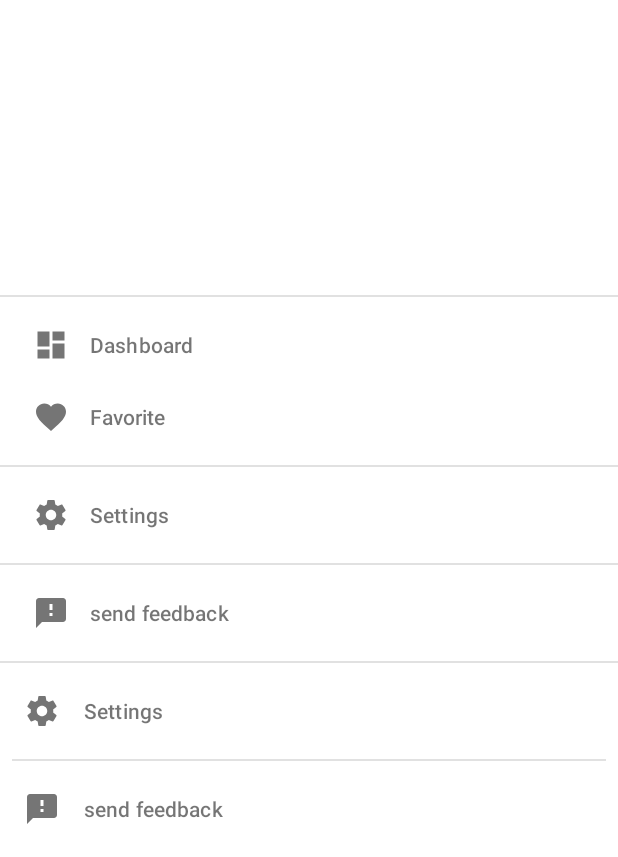
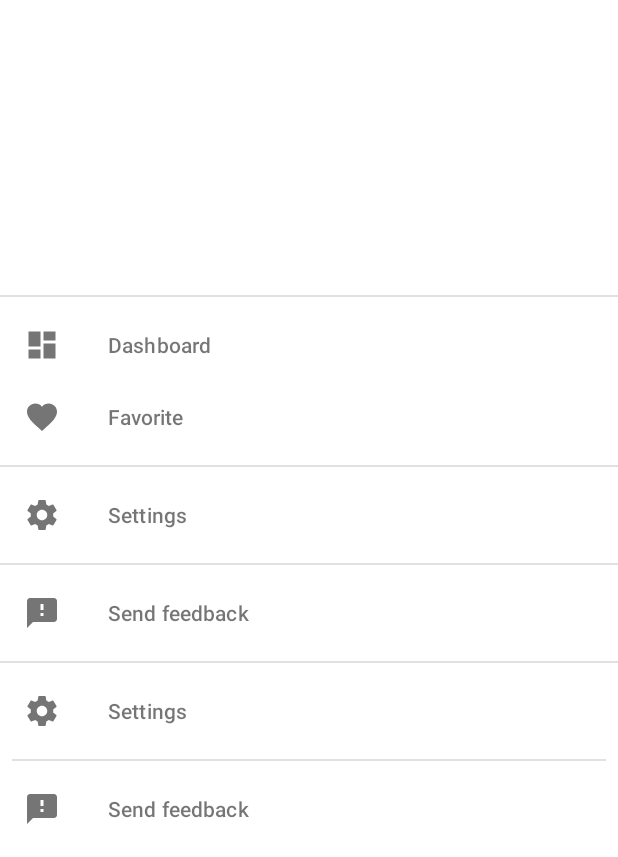
Before and after one commit to pstanisl/appbar-sample, an Android app: the layout fragment_navigation.xml on its own in the app's theme, with its tools: preview values and no code run, on a phone screen of 412 x 824 dp, the part 379-1236 px from its top. Run offline under Robolectric (Android 15) with nearby library versions, the phone set to English and light mode, and no system bars.

Commit message:
updated colors and padding of navigation item

```diff
--- a/app/src/main/res/drawable-v21/navigation_item_background_pressed.xml
+++ b/app/src/main/res/drawable-v21/navigation_item_background_pressed.xml
@@ -1,4 +1,4 @@
 <?xml version="1.0" encoding="utf-8"?>
-<ripple xmlns:android="http://schemas.android.com/apk/res/android" android:color="@color/primary_selected">
+<ripple xmlns:android="http://schemas.android.com/apk/res/android" android:color="@color/background_primary">
     <item android:id="@android:id/mask" android:drawable="@drawable/navigation_item_background_selected" />
 </ripple>
--- a/app/src/main/res/drawable/navigation_item_background_selected.xml
+++ b/app/src/main/res/drawable/navigation_item_background_selected.xml
@@ -2,7 +2,7 @@
 <layer-list xmlns:android="http://schemas.android.com/apk/res/android">
     <item android:left="@dimen/keyline_1" android:right="@dimen/keyline_1" android:top="2dp" android:bottom="2dp">
         <shape android:shape="rectangle">
-            <solid android:color="@color/primary_selected" />
+            <solid android:color="@color/background_primary" />
             <corners android:radius="@dimen/bottom_sheet_corner_radius" />
         </shape>
     </item>
--- a/app/src/main/res/layout/fragment_navigation.xml
+++ b/app/src/main/res/layout/fragment_navigation.xml
@@ -33,6 +33,8 @@
         android:background="@android:color/transparent"
         android:theme="@style/AppTheme.NavigationViewOverlay"
         app:itemBackground="@drawable/navigation_item_background"
+        app:itemHorizontalPadding="@dimen/keyline_2"
+        app:itemIconPadding="@dimen/keyline_4"
         app:itemIconTint="@color/navigation_icon_color"
         app:itemTextColor="@color/navigation_item_color"
         app:layout_constraintBottom_toTopOf="@id/divider_navigation"
@@ -54,7 +56,7 @@
         android:paddingStart="@dimen/keyline_1"
         android:paddingEnd="@dimen/keyline_1"
         app:itemBackground="@drawable/navigation_item_background"
-        app:itemIconPadding="@dimen/keyline_2"
+        app:itemIconPadding="@dimen/keyline_4"
         app:itemTextColor="@color/navigation_item_color"
         app:itemIconTint="@color/navigation_item_color"
         app:itemHorizontalPadding="@dimen/keyline_1"
--- a/app/src/main/res/menu/forward_navigation.xml
+++ b/app/src/main/res/menu/forward_navigation.xml
@@ -12,7 +12,7 @@
         <item
             android:id="@+id/favorite"
             android:icon="@drawable/ic_feedback_black_24dp"
-            android:title="@string/action_send_feedback" />
+            android:title="@string/nav_item_send_feedback" />
     </group>
 
 </menu>
--- a/app/src/main/res/menu/lateral_navigation.xml
+++ b/app/src/main/res/menu/lateral_navigation.xml
@@ -24,7 +24,7 @@
         <item
             android:id="@+id/feedback"
             android:icon="@drawable/ic_feedback_black_24dp"
-            android:title="@string/action_send_feedback" />
+            android:title="@string/nav_item_send_feedback" />
     </group>
 
 </menu>
--- a/app/src/main/res/values/dimens.xml
+++ b/app/src/main/res/values/dimens.xml
@@ -6,4 +6,6 @@
 
     <dimen name="keyline_1">8dp</dimen>
     <dimen name="keyline_2">16dp</dimen>
+    <dimen name="keyline_3">24dp</dimen>
+    <dimen name="keyline_4">32dp</dimen>
 </resources>
--- a/app/src/main/res/values/strings.xml
+++ b/app/src/main/res/values/strings.xml
@@ -11,6 +11,7 @@
 
     <string name="nav_item_dashboard">Dashboard</string>
     <string name="nav_item_favorite">Favorite</string>
+    <string name="nav_item_send_feedback">Send feedback</string>
     <string name="nav_item_settings">Settings</string>
 
     <string name="title_dashboard">Dashboard</string>
```
Also changed, not shown: app/src/main/res/values/colors.xml (+11 -12 lines).
